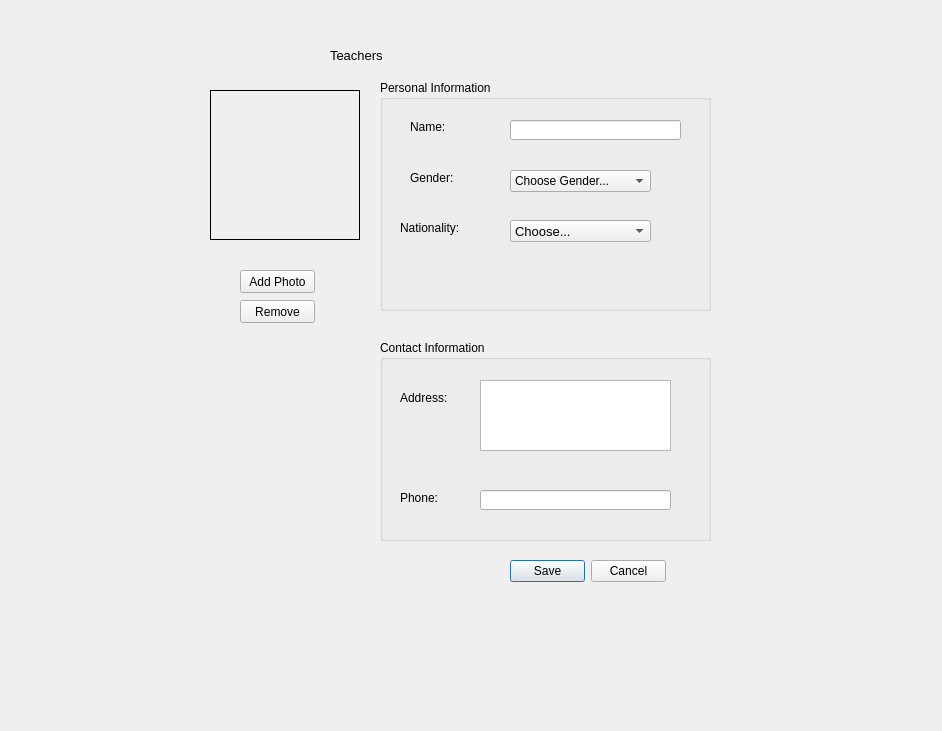
Before: the Qt Designer form editteacherdialog.ui in thenewcoder/school-administration-system, drawn with Qt 5.
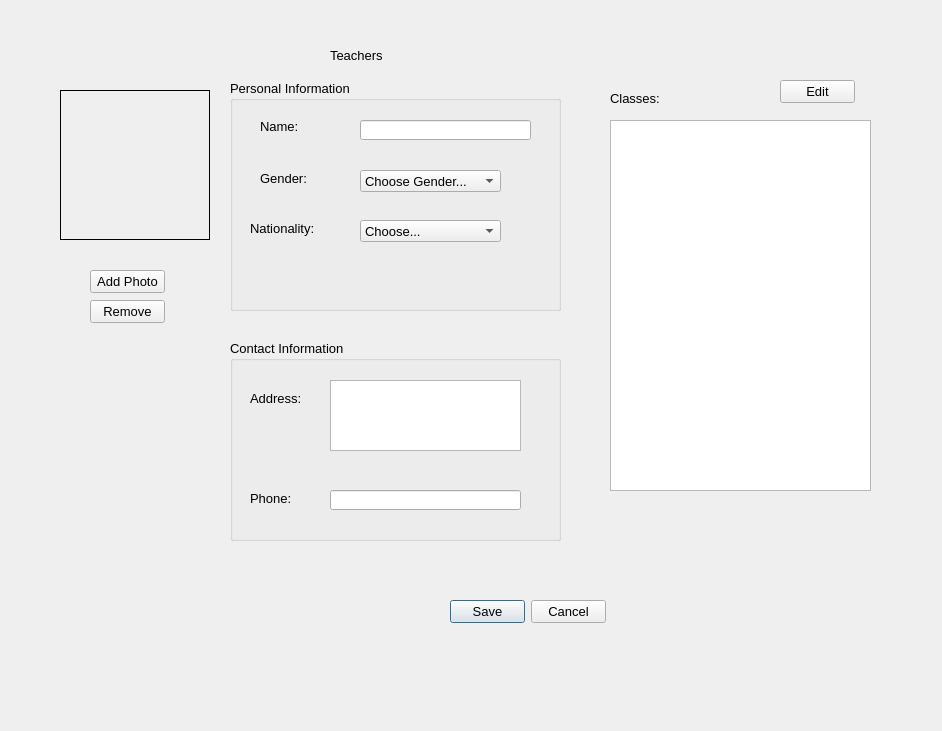
After: the same form once the commit is applied. Icons and pictures are not drawn.

Commit message: Added classes list view to edit teacher and student dialogs. Added classesTaught and classes methods to the database manager.

Diff of the .ui file:
```diff
--- a/editteacherdialog.ui
+++ b/editteacherdialog.ui
@@ -10,13 +10,18 @@
     <height>731</height>
    </rect>
   </property>
+  <property name="font">
+   <font>
+    <pointsize>10</pointsize>
+   </font>
+  </property>
   <property name="windowTitle">
    <string>Dialog</string>
   </property>
   <widget class="QGroupBox" name="gbPersonalInfo">
    <property name="geometry">
     <rect>
-     <x>380</x>
+     <x>230</x>
      <y>80</y>
      <width>331</width>
      <height>231</height>
@@ -126,7 +131,7 @@
   <widget class="QLabel" name="lblPhoto">
    <property name="geometry">
     <rect>
-     <x>210</x>
+     <x>60</x>
      <y>90</y>
      <width>150</width>
      <height>150</height>
@@ -160,7 +165,7 @@
   <widget class="QPushButton" name="btnAddPhoto">
    <property name="geometry">
     <rect>
-     <x>240</x>
+     <x>90</x>
      <y>270</y>
      <width>75</width>
      <height>23</height>
@@ -173,7 +178,7 @@
   <widget class="QGroupBox" name="groupBox">
    <property name="geometry">
     <rect>
-     <x>380</x>
+     <x>230</x>
      <y>340</y>
      <width>331</width>
      <height>201</height>
@@ -250,8 +255,8 @@
   <widget class="QDialogButtonBox" name="buttonBox">
    <property name="geometry">
     <rect>
-     <x>510</x>
-     <y>560</y>
+     <x>450</x>
+     <y>600</y>
      <width>156</width>
      <height>23</height>
     </rect>
@@ -263,7 +268,7 @@
   <widget class="QPushButton" name="btnRemove">
    <property name="geometry">
     <rect>
-     <x>240</x>
+     <x>90</x>
      <y>300</y>
      <width>75</width>
      <height>23</height>
@@ -273,6 +278,42 @@
     <string>Remove</string>
    </property>
   </widget>
+  <widget class="QListView" name="lvClasses">
+   <property name="geometry">
+    <rect>
+     <x>610</x>
+     <y>120</y>
+     <width>261</width>
+     <height>371</height>
+    </rect>
+   </property>
+  </widget>
+  <widget class="QLabel" name="label_7">
+   <property name="geometry">
+    <rect>
+     <x>610</x>
+     <y>90</y>
+     <width>61</width>
+     <height>16</height>
+    </rect>
+   </property>
+   <property name="text">
+    <string>Classes:</string>
+   </property>
+  </widget>
+  <widget class="QPushButton" name="btnEditClasses">
+   <property name="geometry">
+    <rect>
+     <x>780</x>
+     <y>80</y>
+     <width>75</width>
+     <height>23</height>
+    </rect>
+   </property>
+   <property name="text">
+    <string>Edit</string>
+   </property>
+  </widget>
  </widget>
  <resources>
   <include location="resources.qrc"/>
```
The commit also changes 8 other files.
